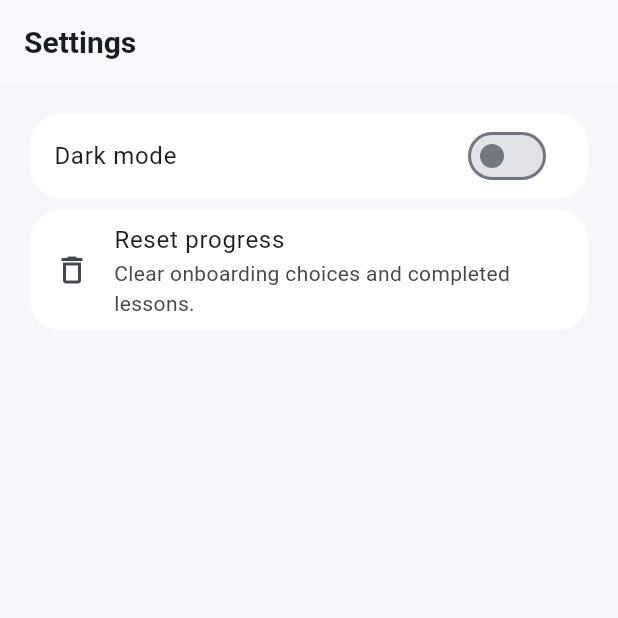
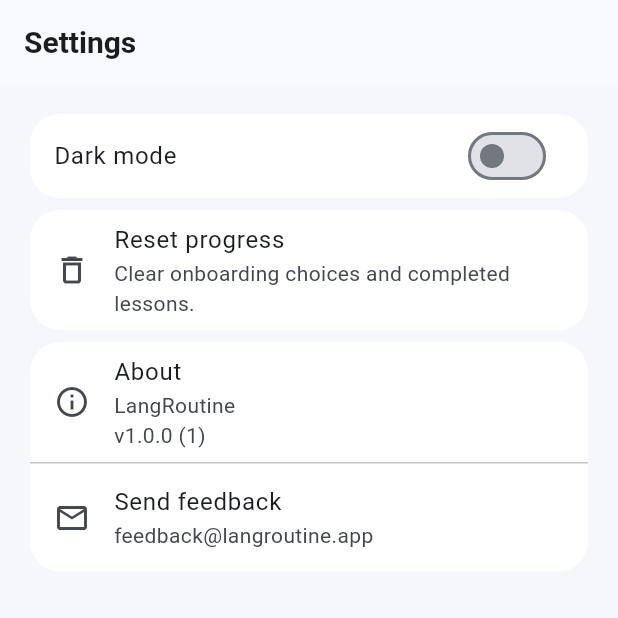
Before and after one commit to fvarli/lang_app, a Flutter app: the SettingsScreen screen opened by its route, on a phone screen of 412 x 824 dp, the top half of it. Run offline on Flutter 3.47's test engine with Material 3 defaults, Android fonts, the phone set to English and light mode, and no system bars; our stand-ins replace flutter_markdown, go_router, package_info_plus, shared_preferences; accounts and stored records are empty.

Commit message:
feat(release): add About version/feedback and privacy policy

```diff
--- a/lib/features/settings/settings_screen.dart
+++ b/lib/features/settings/settings_screen.dart
@@ -1,9 +1,19 @@
 import 'package:flutter/material.dart';
+import 'package:package_info_plus/package_info_plus.dart';
+import 'package:url_launcher/url_launcher.dart';
 
 import '../../core/state/app_state_scope.dart';
 
-class SettingsScreen extends StatelessWidget {
+class SettingsScreen extends StatefulWidget {
   const SettingsScreen({super.key});
+
+  @override
+  State<SettingsScreen> createState() => _SettingsScreenState();
+}
+
+class _SettingsScreenState extends State<SettingsScreen> {
+  late final Future<PackageInfo> _packageInfoFuture =
+      PackageInfo.fromPlatform();
 
   @override
   Widget build(BuildContext context) {
@@ -31,8 +41,55 @@ class SettingsScreen extends StatelessWidget {
               onTap: () => state.resetProgress(),
             ),
           ),
+          Card(
+            child: FutureBuilder<PackageInfo>(
+              future: _packageInfoFuture,
+              builder: (context, snapshot) {
+                final versionText = snapshot.hasData
+                    ? 'v${snapshot.data!.version} (${snapshot.data!.buildNumber})'
+                    : 'Version unavailable';
+
+                return Column(
+                  children: [
+                    ListTile(
+                      leading: const Icon(Icons.info_outline),
+                      title: const Text('About'),
+                      subtitle: Text('LangRoutine\n$versionText'),
+                    ),
+                    const Divider(height: 1),
+                    ListTile(
+                      leading: const Icon(Icons.mail_outline),
+                      title: const Text('Send feedback'),
+                      subtitle: const Text('feedback@langroutine.app'),
+                      onTap: () => _sendFeedback(context),
+                    ),
+                  ],
+                );
+              },
+            ),
+          ),
         ],
       ),
     );
   }
+
+  Future<void> _sendFeedback(BuildContext context) async {
+    final uri = Uri(
+      scheme: 'mailto',
+      path: 'feedback@langroutine.app',
+      queryParameters: {'subject': 'LangRoutine Feedback'},
+    );
+
+    if (await canLaunchUrl(uri)) {
+      await launchUrl(uri);
+      return;
+    }
+
+    if (!context.mounted) {
+      return;
+    }
+    ScaffoldMessenger.of(
+      context,
+    ).showSnackBar(const SnackBar(content: Text('Could not open email app.')));
+  }
 }
```
Also changed, not shown: pubspec.yaml (+10 -0 lines), pubspec.lock, 7 other files.
